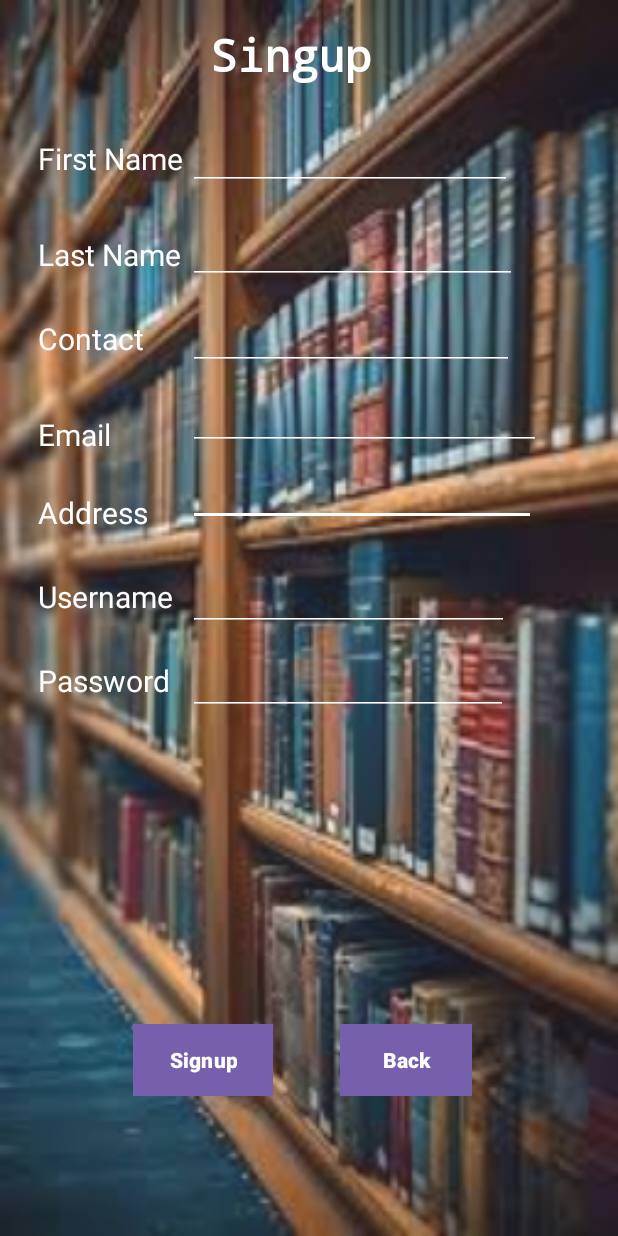
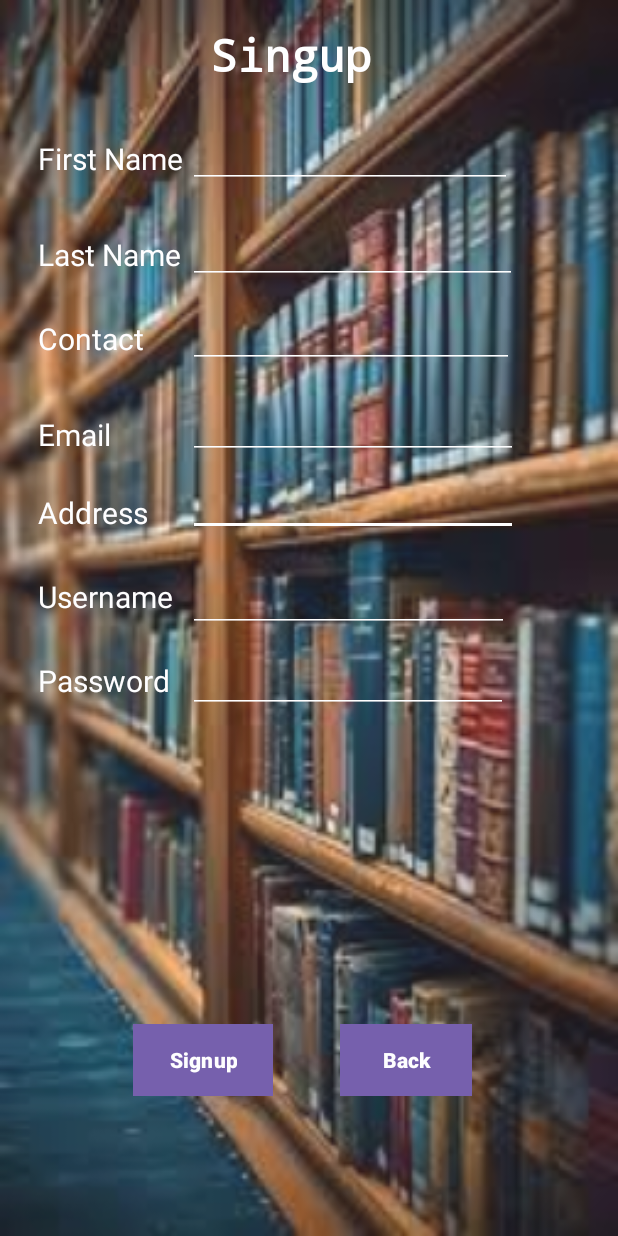
Before and after one commit to NavinduMadusanka/Assignment7-MIT3206-22550119, an Android app: the Signup screen opened directly, with no data from a screen before it, on a phone screen of 412 x 824 dp. Run offline under Robolectric (Android 15) with nearby library versions, the phone set to English and light mode, and no system bars.

Commit message:
Initial Commit

```diff
--- a/app/src/main/res/layout/activity_manage_branch.xml
+++ b/app/src/main/res/layout/activity_manage_branch.xml
@@ -39,7 +39,7 @@
         android:layout_width="222dp"
         android:layout_height="39dp"
         android:layout_marginStart="120dp"
-        android:layout_marginTop="99dp"
+        android:layout_marginTop="98dp"
         android:backgroundTint="@color/ic_launcher_background"
         android:ems="10"
         android:inputType="textPersonName"
@@ -64,7 +64,7 @@
         android:layout_width="222dp"
         android:layout_height="39dp"
         android:layout_marginStart="120dp"
-        android:layout_marginTop="167dp"
+        android:layout_marginTop="166dp"
         android:ems="10"
         android:inputType="textPersonName"
         android:backgroundTint="@color/ic_launcher_background"
@@ -89,7 +89,7 @@
         android:layout_width="222dp"
         android:layout_height="39dp"
         android:layout_marginStart="120dp"
-        android:layout_marginTop="247dp"
+        android:layout_marginTop="246dp"
         android:ems="10"
         android:inputType="textPersonName"
         android:backgroundTint="@color/ic_launcher_background"
--- a/app/src/main/res/layout/activity_manage_publisher.xml
+++ b/app/src/main/res/layout/activity_manage_publisher.xml
@@ -12,7 +12,7 @@
         android:id="@+id/textView6"
         android:layout_width="wrap_content"
         android:layout_height="wrap_content"
-        android:layout_marginStart="50dp"
+        android:layout_marginStart="60dp"
         android:layout_marginTop="32dp"
         android:text="Manage Publisher"
         android:textColor="@color/ic_launcher_background"
@@ -39,7 +39,7 @@
         android:layout_width="222dp"
         android:layout_height="39dp"
         android:layout_marginStart="120dp"
-        android:layout_marginTop="99dp"
+        android:layout_marginTop="98dp"
         android:ems="10"
         android:inputType="textPersonName"
         android:backgroundTint="@color/ic_launcher_background"
@@ -64,7 +64,7 @@
         android:layout_width="222dp"
         android:layout_height="39dp"
         android:layout_marginStart="120dp"
-        android:layout_marginTop="175dp"
+        android:layout_marginTop="174dp"
         android:ems="10"
         android:inputType="textPersonName"
         android:backgroundTint="@color/ic_launcher_background"
--- a/app/src/main/res/layout/activity_signup.xml
+++ b/app/src/main/res/layout/activity_signup.xml
@@ -10,10 +10,10 @@
 
     <EditText
         android:id="@+id/txtaddress"
-        android:layout_width="232dp"
+        android:layout_width="220dp"
         android:layout_height="41dp"
         android:layout_marginStart="125dp"
-        android:layout_marginTop="309dp"
+        android:layout_marginTop="316dp"
         android:backgroundTint="@color/ic_launcher_background"
         android:ems="10"
         android:inputType="textPersonName"
@@ -38,7 +38,7 @@
         android:layout_width="216dp"
         android:layout_height="43dp"
         android:layout_marginStart="125dp"
-        android:layout_marginTop="83dp"
+        android:layout_marginTop="82dp"
         android:backgroundTint="@color/ic_launcher_background"
         android:ems="10"
         android:inputType="textPersonName"
@@ -60,10 +60,10 @@
 
     <EditText
         android:id="@+id/txtEmailAdd"
-        android:layout_width="235dp"
+        android:layout_width="220dp"
         android:layout_height="42dp"
         android:layout_marginStart="125dp"
-        android:layout_marginTop="258dp"
+        android:layout_marginTop="264dp"
         android:backgroundTint="@color/ic_launcher_background"
         android:ems="10"
         android:inputType="textEmailAddress"
@@ -100,7 +100,7 @@
         android:layout_width="217dp"
         android:layout_height="43dp"
         android:layout_marginStart="125dp"
-        android:layout_marginTop="203dp"
+        android:layout_marginTop="202dp"
         android:backgroundTint="@color/ic_launcher_background"
         android:ems="10"
         android:inputType="phone"
@@ -152,7 +152,7 @@
         android:layout_width="214dp"
         android:layout_height="45dp"
         android:layout_marginStart="125dp"
-        android:layout_marginTop="375dp"
+        android:layout_marginTop="376dp"
         android:backgroundTint="@color/ic_launcher_background"
         android:ems="10"
         android:inputType="textPersonName"
@@ -204,7 +204,7 @@
         android:layout_width="wrap_content"
         android:layout_height="wrap_content"
         android:layout_marginStart="125dp"
-        android:layout_marginTop="431dp"
+        android:layout_marginTop="430dp"
         android:backgroundTint="@color/ic_launcher_background"
         android:ems="10"
         android:inputType="textPassword"
```
Also changed, not shown: app/src/main/res/layout/activity_lending.xml (+5 -5 lines), app/src/main/res/layout/activity_manage_books.xml (+5 -5 lines).
